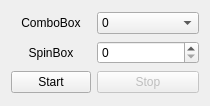
Qt form Plugins/BasicNodes/TemplateEmbeddedWidget.ui (pbunnun/SeeWeDev) before a commit.
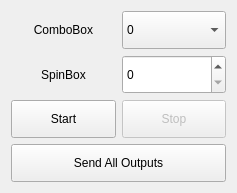
The same form after that commit.

Commit message: - Synced its based code with the Pro version. - Removed unnecessary files from NodeEditor. - Added CombineSyncModel, CVMatSumModel, FindAndDrawContourModel, FindContourModel, MathConditionModel, MathConvertToIntModel and TemplateThreadModel. - Start testing the program using Qt6 only. - Changed .h to .hpp. - Added ability to generate debian packages using cpack. - Changed plugins directory name to cvdev_plugins. - Moved config, log and plugins to "/homedirectory/.CVDev".

Diff of the .ui file:
```diff
--- a/Plugins/BasicNodes/TemplateEmbeddedWidget.ui
+++ b/Plugins/BasicNodes/TemplateEmbeddedWidget.ui
@@ -6,93 +6,124 @@
    <rect>
     <x>0</x>
     <y>0</y>
-    <width>210</width>
-    <height>106</height>
+    <width>237</width>
+    <height>193</height>
    </rect>
   </property>
   <property name="windowTitle">
    <string>Form</string>
   </property>
   <layout class="QGridLayout" name="gridLayout">
-   <item row="0" column="3">
-    <widget class="QComboBox" name="mpComboBox">
-     <property name="sizePolicy">
-      <sizepolicy hsizetype="Expanding" vsizetype="Fixed">
-       <horstretch>0</horstretch>
-       <verstretch>0</verstretch>
-      </sizepolicy>
-     </property>
-     <item>
-      <property name="text">
-       <string>0</string>
-      </property>
-     </item>
-     <item>
-      <property name="text">
-       <string>1</string>
-      </property>
-     </item>
-     <item>
-      <property name="text">
-       <string>2</string>
-      </property>
-     </item>
-     <item>
-      <property name="text">
-       <string>3</string>
-      </property>
-     </item>
-     <item>
-      <property name="text">
-       <string>4</string>
-      </property>
-     </item>
-    </widget>
-   </item>
-   <item row="0" column="0">
-    <widget class="QLabel" name="mpDisplayText">
-     <property name="text">
-      <string>ComboBox</string>
-     </property>
-     <property name="alignment">
-      <set>Qt::AlignCenter</set>
-     </property>
-    </widget>
-   </item>
-   <item row="1" column="0">
-    <widget class="QLabel" name="label_2">
-     <property name="text">
-      <string>SpinBox</string>
-     </property>
-     <property name="alignment">
-      <set>Qt::AlignCenter</set>
-     </property>
-    </widget>
-   </item>
-   <item row="1" column="3">
-    <widget class="QSpinBox" name="mpSpinBox">
-     <property name="maximum">
-      <number>7</number>
-     </property>
-    </widget>
-   </item>
    <item row="2" column="0">
     <widget class="QPushButton" name="mpStartButton">
+     <property name="sizePolicy">
+      <sizepolicy hsizetype="Preferred" vsizetype="Preferred">
+       <horstretch>0</horstretch>
+       <verstretch>0</verstretch>
+      </sizepolicy>
+     </property>
      <property name="text">
       <string>Start</string>
      </property>
     </widget>
    </item>
-   <item row="2" column="3">
+   <item row="3" column="0" colspan="2">
+    <widget class="QPushButton" name="mpSendButton">
+     <property name="sizePolicy">
+      <sizepolicy hsizetype="Preferred" vsizetype="Preferred">
+       <horstretch>0</horstretch>
+       <verstretch>0</verstretch>
+      </sizepolicy>
+     </property>
+     <property name="text">
+      <string>Send All Outputs</string>
+     </property>
+    </widget>
+   </item>
+   <item row="2" column="1">
     <widget class="QPushButton" name="mpStopButton">
      <property name="enabled">
       <bool>false</bool>
      </property>
+     <property name="sizePolicy">
+      <sizepolicy hsizetype="Preferred" vsizetype="Preferred">
+       <horstretch>0</horstretch>
+       <verstretch>0</verstretch>
+      </sizepolicy>
+     </property>
      <property name="text">
       <string>Stop</string>
      </property>
     </widget>
    </item>
+   <item row="1" column="0">
+    <widget class="QLabel" name="label_2">
+     <property name="text">
+      <string>SpinBox</string>
+     </property>
+     <property name="alignment">
+      <set>Qt::AlignmentFlag::AlignCenter</set>
+     </property>
+    </widget>
+   </item>
+   <item row="1" column="1">
+    <widget class="QSpinBox" name="mpSpinBox">
+     <property name="sizePolicy">
+      <sizepolicy hsizetype="Preferred" vsizetype="Preferred">
+       <horstretch>0</horstretch>
+       <verstretch>0</verstretch>
+      </sizepolicy>
+     </property>
+     <property name="maximum">
+      <number>7</number>
+     </property>
+    </widget>
+   </item>
+   <item row="0" column="0">
+    <widget class="QLabel" name="mpDisplayText">
+     <property name="text">
+      <string>ComboBox</string>
+     </property>
+     <property name="alignment">
+      <set>Qt::AlignmentFlag::AlignCenter</set>
+     </property>
+    </widget>
+   </item>
+   <item row="0" column="1">
+    <widget class="QComboBox" name="mpComboBox">
+     <property name="sizePolicy">
+      <sizepolicy hsizetype="Preferred" vsizetype="Preferred">
+       <horstretch>0</horstretch>
+       <verstretch>0</verstretch>
+      </sizepolicy>
+     </property>
+     <item>
+      <property name="text">
+       <string>0</string>
+      </property>
+     </item>
+     <item>
+      <property name="text">
+       <string>1</string>
+      </property>
+     </item>
+     <item>
+      <property name="text">
+       <string>2</string>
+      </property>
+     </item>
+     <item>
+      <property name="text">
+       <string>3</string>
+      </property>
+     </item>
+     <item>
+      <property name="text">
+       <string>4</string>
+      </property>
+     </item>
+    </widget>
+   </item>
   </layout>
  </widget>
  <resources/>
```
The commit also changes 158 other files.
